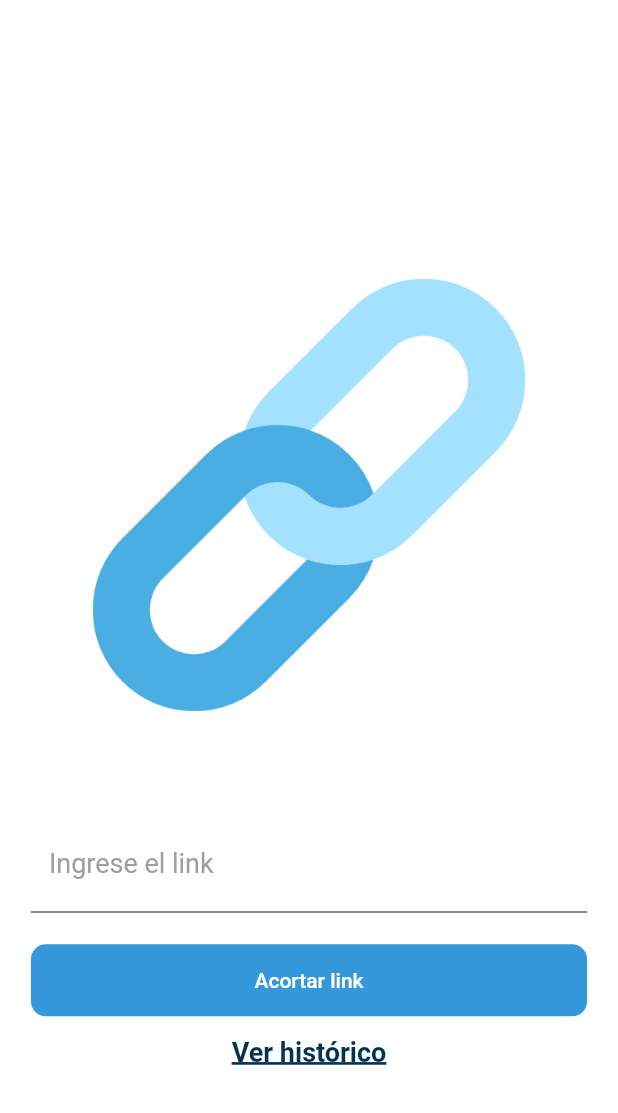
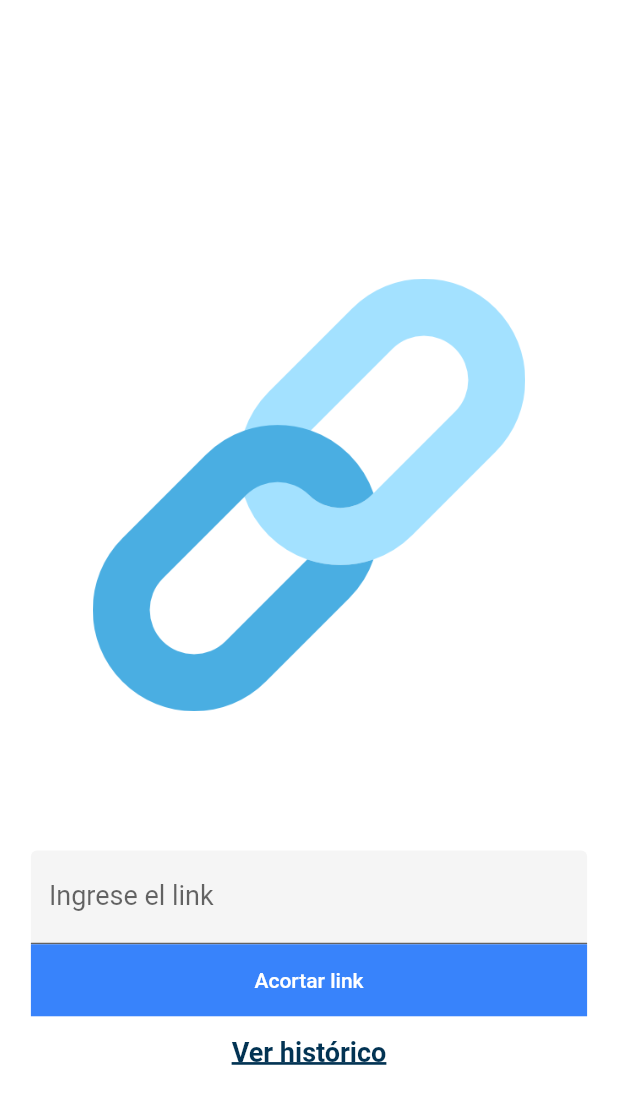
Before and after one commit to mgmeza11/CutLinkProject, a Flutter app: the screen it shows after launch, on a phone screen of 412 x 824 dp, the part 123-1236 px from its top. Run offline on Flutter 3.47's test engine with Material 2 defaults, Android fonts, the phone set to English and light mode, and no system bars; our stand-ins replace get, sqflite; accounts and stored records are empty.

```diff
--- a/lib/main.dart
+++ b/lib/main.dart
@@ -28,7 +28,8 @@ class MyApp extends StatelessWidget {
       title: 'CutLink',
       debugShowCheckedModeBanner: false,
       theme: Themes.themeLight,
-      home: const MyHomePage(),
+      darkTheme: Themes.themeDark,
+      home: MyHomePage(),
     );
   }
 }
--- a/lib/view/controllers/historical_controller.dart
+++ b/lib/view/controllers/historical_controller.dart
@@ -7,10 +7,10 @@ import '../../domain/usecases/link_usecases.dart';
 class HistoricalController extends GetxController {
   LinkUseCases linkUseCase = Get.find();
 
-  var _linkList = <LinkData>[].obs;
+  final _linkList = <LinkData>[].obs;
   List<LinkData> get linkList => _linkList;
 
-  var _statusLoading = ContainerLoadingWidgetConfiguration(ContainerStatus.content, null, null).obs;
+  final _statusLoading = ContainerLoadingWidgetConfiguration(ContainerStatus.content, null, null).obs;
   Rx<ContainerLoadingWidgetConfiguration> get statusLoading => _statusLoading;
 
   Future<void> getAllLinks() async {
--- a/lib/view/pages/my_home_page.dart
+++ b/lib/view/pages/my_home_page.dart
@@ -6,21 +6,16 @@ import '../controllers/main_controller.dart';
 import '../widgets/status_icon_widget.dart';
 import 'historical_page.dart';
 
-class MyHomePage extends StatefulWidget {
-  const MyHomePage({super.key});
-
-  @override
-  State<MyHomePage> createState() => _MyHomePageState();
-}
-
-class _MyHomePageState extends State<MyHomePage> {
+class MyHomePage extends StatelessWidget {
   late double _deviceHeight, _deviceWidth;
+  late BuildContext context;
   final controllerLinkTextField = TextEditingController();
   MainController mainController = Get.find();
   final _formKey = GlobalKey<FormState>();
 
   @override
   Widget build(BuildContext context) {
+    this.context = context;
     _deviceHeight = MediaQuery.of(context).size.height;
     _deviceWidth = MediaQuery.of(context).size.width;
     return Scaffold(
@@ -82,7 +77,6 @@ class _MyHomePageState extends State<MyHomePage> {
         crossAxisAlignment: CrossAxisAlignment.center,
         children: [
           _fieldLinkWidget(),
-          _textShortLinkResultWidget("shortLink"),
           _actionButton(),
           _historicalAccessWidget()
         ],
@@ -103,30 +97,13 @@ class _MyHomePageState extends State<MyHomePage> {
         }
         return null;
       },
-      decoration: InputDecoration(
+      decoration: const InputDecoration(
         filled: true,
-        fillColor: Colors.white,
         labelText: 'Ingrese el link',
-        labelStyle: TextStyle(color: Colors.grey, fontSize: 18),
+        labelStyle: TextStyle( fontSize: 18),
       ),
-      style: TextStyle(fontSize: 18, color: Colors.black),
+      style: TextStyle(fontSize: 18),
 
-    );
-  }
-
-  Widget _textShortLinkResultWidget(String shortLink) {
-
-    return Obx(() =>
-        Container(
-            width: _deviceWidth,
-            child: Text(
-              mainController.currentShortLink.value,
-              style:
-              TextStyle(
-                  color: Color.fromRGBO(52, 152, 219, 1.0),
-                  fontSize: 18),
-              textAlign: TextAlign.left,
-            ))
     );
   }
 
@@ -134,14 +111,15 @@ class _MyHomePageState extends State<MyHomePage> {
     return Container(
       width: _deviceWidth,
       decoration: BoxDecoration(
-          color: const Color.fromRGBO(52, 152, 219, 1.0),
-          borderRadius: BorderRadius.circular(10)),
+          color: Theme.of(context).primaryColor,
+          ),
       child: MaterialButton(
-        onPressed: () {
+        onPressed: () async {
           if(_formKey.currentState!.validate()){
             var text = controllerLinkTextField.text;
             log.printInfo(info: "text $text");
-            mainController.getShortLink(text);
+            await mainController.getShortLink(text);
+            _dialogBuilder(context, 'Su link es: ${mainController.currentShortLink.value}', StatusIconType.ok);
           }
         },
         child: const Text(
@@ -179,7 +157,7 @@ class _MyHomePageState extends State<MyHomePage> {
                 'Ver histórico',
                 style:
                 TextStyle(
-                    color: Color.fromRGBO(2, 51, 83, 1.0),
+                    color: Theme.of(context).focusColor,
                     fontSize: 18,
                     fontWeight: FontWeight.w600,
                     decoration: TextDecoration.underline,
--- a/lib/view/themes.dart
+++ b/lib/view/themes.dart
@@ -1,24 +1,29 @@
 import 'package:flutter/material.dart';
 
 const primaryColor = Color(0xFF3883FB);
-const backgroundLightColor = Color(0xFFCFCFC);
+const focusLight = Color.fromRGBO(2, 51, 83, 1.0);
+const focusDark = Colors.grey;
+const backgroundLightColor = Colors.white;
 const backgroundDarkColor = Color(0xFF1F2026);
 const navigationBarLightColor = Colors.white;
 const navigationBarDarkColor = Color(0xFF30313C);
-class Themes{
+
+class Themes {
   static final themeLight = ThemeData.light().copyWith(
-      scaffoldBackgroundColor: backgroundLightColor,
-      floatingActionButtonTheme: const FloatingActionButtonThemeData(
-          backgroundColor: primaryColor,
-          foregroundColor: Colors.white
-      ),
-      bottomNavigationBarTheme: const BottomNavigationBarThemeData(
-          backgroundColor: navigationBarLightColor,
-          selectedItemColor: Colors.red,
-          unselectedItemColor: Colors.red
-      ),
-      canvasColor: backgroundLightColor
+    primaryColor: primaryColor,
+    focusColor: focusLight,
+    appBarTheme: const AppBarTheme(
+      iconTheme: IconThemeData(color: focusLight),
+    ),
+    scaffoldBackgroundColor: backgroundLightColor,
   );
 
-
+  static final themeDark = ThemeData.dark().copyWith(
+    primaryColor: primaryColor,
+    focusColor: focusDark,
+    scaffoldBackgroundColor: backgroundDarkColor,
+    appBarTheme: const AppBarTheme(
+      iconTheme: IconThemeData(color: focusDark),
+    ),
+  );
 }
```
Also changed, not shown: 4 other files.
